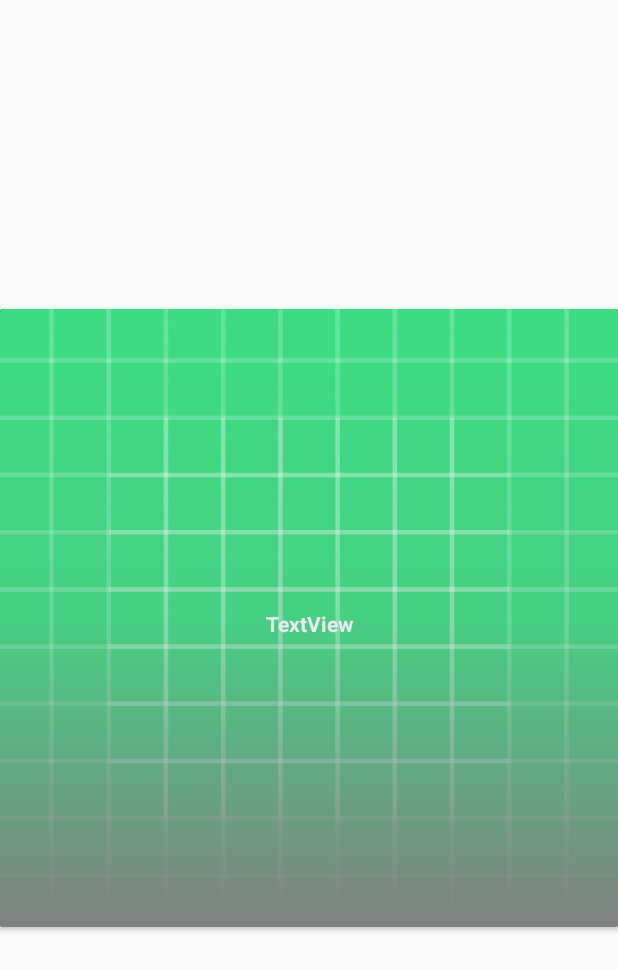
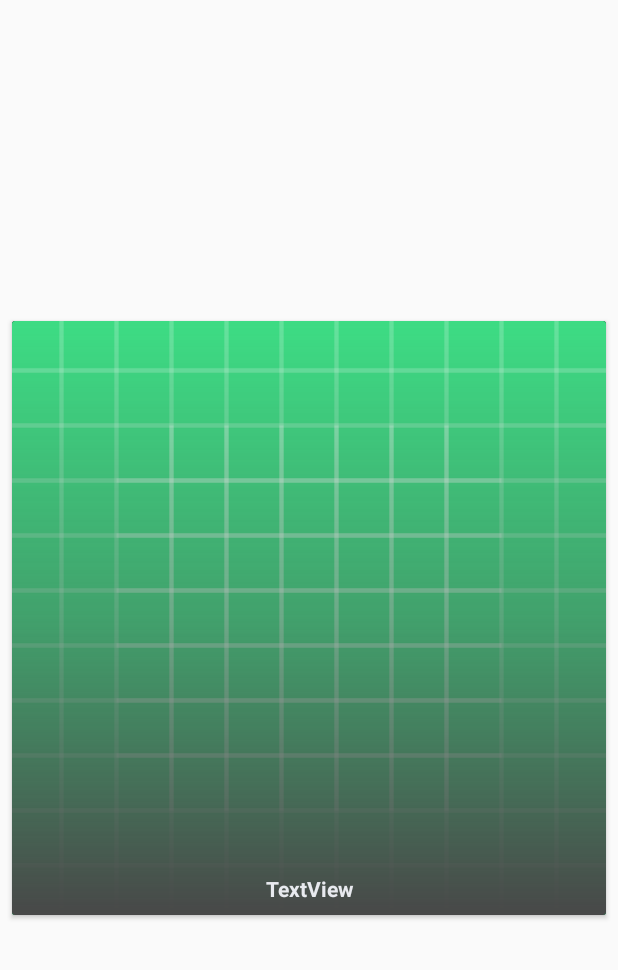
Before and after one commit to ProcrastinationStation/verbose-disco, an Android app: the layout featured_post.xml on its own in the app's theme, with its tools: preview values and no code run, on a phone screen of 412 x 824 dp. Shown: the top 970 px of the screen. Run offline under Robolectric (Android 15) with nearby library versions, the phone set to English and light mode, and no system bars.

Commit message:
safety commit

```diff
--- a/app/src/main/java/com/example/stockcourt/Models/Services/MainAdapterFeatured.kt
+++ b/app/src/main/java/com/example/stockcourt/Models/Services/MainAdapterFeatured.kt
@@ -25,6 +25,7 @@ class MainAdapterFeatured(val bodyResponseFeatured: HomeFragment.BodyResponseFea
 
     override fun onBindViewHolder(holder: CustomViewHolderFeatured, position: Int) {
         val featured_post = bodyResponseFeatured.featured.get(position)
+
         holder.view.textViewFeaturedHeader.text = featured_post.title
 
         val thumbnailImageViewFeatured = holder.view.imageViewFeatured
--- a/app/src/main/res/drawable/gradient.xml
+++ b/app/src/main/res/drawable/gradient.xml
@@ -1,8 +1,9 @@
 <?xml version="1.0" encoding="utf-8"?>
 <shape xmlns:android="http://schemas.android.com/apk/res/android">
     <gradient
-        android:centerColor="#22808080"
-        android:endColor="#ff808080"
+        android:startColor="#00484848"
+        android:centerColor="#66484848"
+        android:endColor="#ff484848"
         android:angle="270"
         >
     </gradient>
--- a/app/src/main/res/layout/featured_post.xml
+++ b/app/src/main/res/layout/featured_post.xml
@@ -17,7 +17,14 @@
         app:layout_constraintDimensionRatio="1:1"
         app:layout_constraintEnd_toEndOf="parent"
         app:layout_constraintStart_toStartOf="parent"
-        app:layout_constraintTop_toTopOf="parent">
+        app:layout_constraintTop_toTopOf="parent"
+        app:cardCornerRadius="2dp"
+        app:cardElevation="2dp"
+        android:layout_marginLeft="8dp"
+        android:layout_marginRight="8dp"
+        android:layout_marginTop="2dp"
+        android:layout_marginBottom="2dp"
+        >
 
         <androidx.constraintlayout.widget.ConstraintLayout
             android:layout_width="match_parent"
@@ -39,7 +46,10 @@
             <TextView
                 android:id="@+id/textViewFeaturedHeader"
                 android:layout_width="0dp"
-                android:layout_height="212dp"
+                android:layout_height="wrap_content"
+                android:layout_marginStart="8dp"
+                android:layout_marginEnd="8dp"
+                android:layout_marginBottom="8dp"
                 android:text="TextView"
                 android:textAlignment="center"
                 android:textColor="@color/colorDarkerWhite"
--- a/app/src/main/res/layout/fragment_home.xml
+++ b/app/src/main/res/layout/fragment_home.xml
@@ -29,6 +29,8 @@
         android:background="@color/colorGrey"
         android:drawableRight="@mipmap/search4x"
         android:drawablePadding="16dp"
+        android:paddingRight="8dp"
+        android:paddingLeft="8dp"
         android:ems="10"
         android:hint="Search"
         android:inputType="textPersonName"
@@ -75,7 +77,7 @@
     <View
         android:id="@+id/divider"
         android:layout_width="0dp"
-        android:layout_height="16dp"
+        android:layout_height="8dp"
         android:layout_marginTop="8dp"
         android:background="?android:attr/listDivider"
         android:backgroundTint="@color/colorDarkerWhite"
```
Also changed, not shown: app/src/main/res/layout/post.xml (+8 -1 lines).
